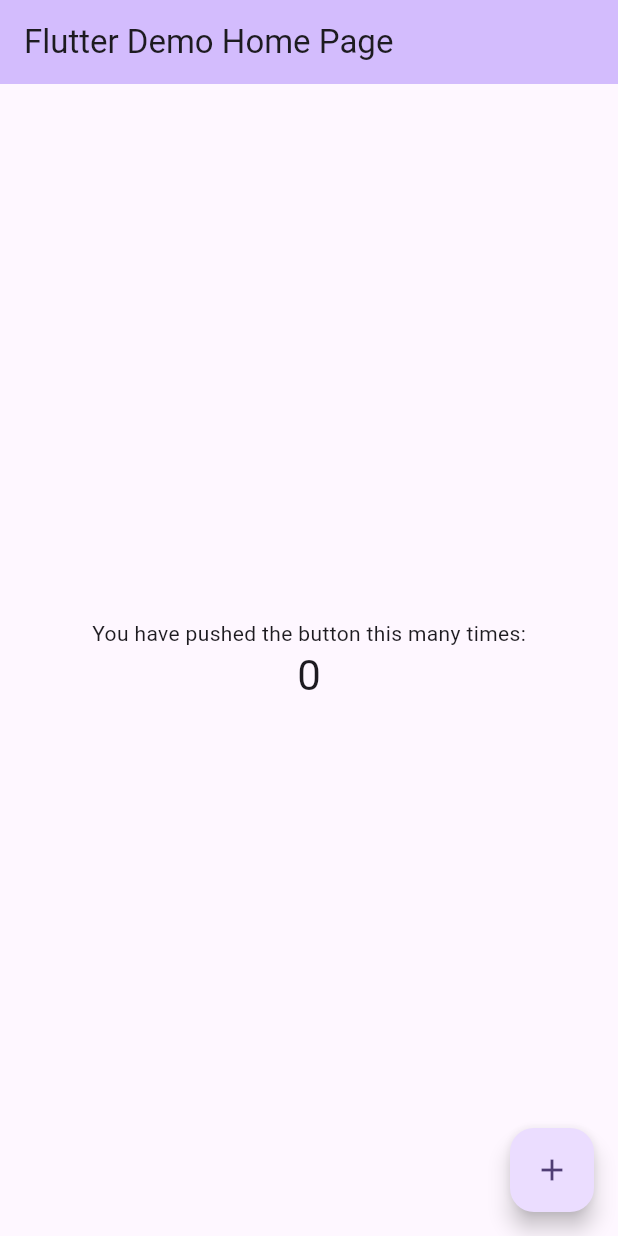
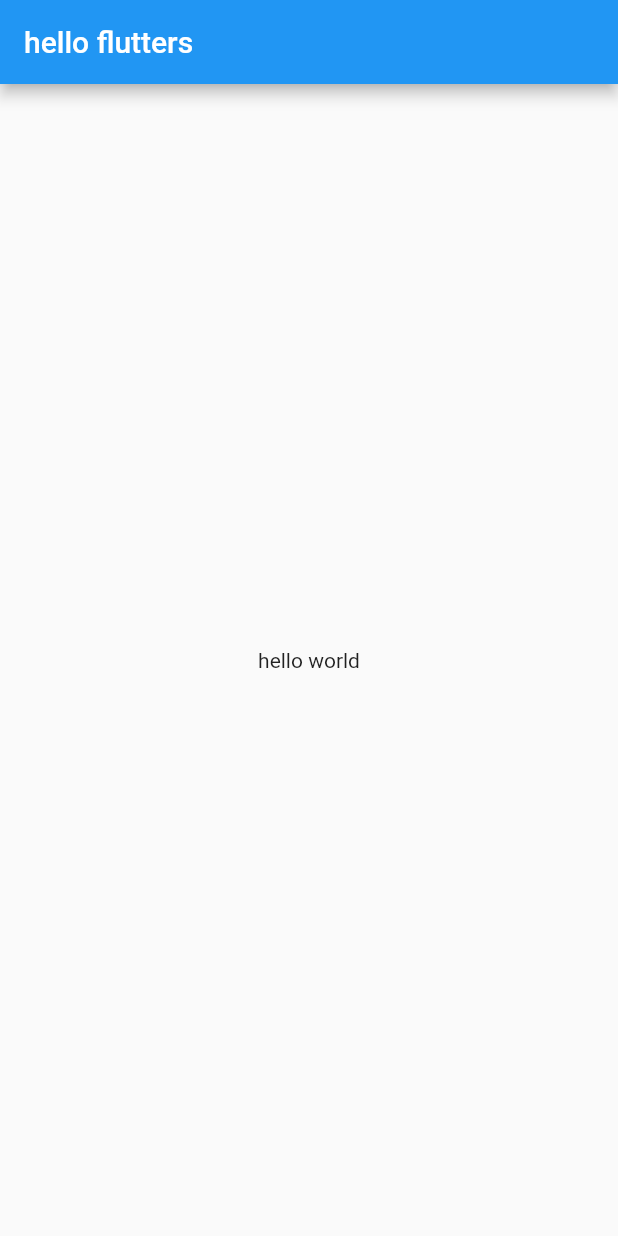
Before and after one commit to yanJuicy/card-ui, a Flutter app: the screen it shows after launch, on a phone screen of 412 x 824 dp. Run offline on Flutter 3.47's test engine with Material 2 defaults, Android fonts, the phone set to English and light mode, and no system bars.

Commit message:
Hello World

```diff
--- a/lib/main.dart
+++ b/lib/main.dart
@@ -1,125 +1,20 @@
 import 'package:flutter/material.dart';
 
 void main() {
-  runApp(const MyApp());
+  runApp(App());
 }
 
-class MyApp extends StatelessWidget {
-  const MyApp({super.key});
-
-  // This widget is the root of your application.
+class App extends StatelessWidget {
   @override
   Widget build(BuildContext context) {
     return MaterialApp(
-      title: 'Flutter Demo',
-      theme: ThemeData(
-        // This is the theme of your application.
-        //
-        // TRY THIS: Try running your application with "flutter run". You'll see
-        // the application has a blue toolbar. Then, without quitting the app,
-        // try changing the seedColor in the colorScheme below to Colors.green
-        // and then invoke "hot reload" (save your changes or press the "hot
-        // reload" button in a Flutter-supported IDE, or press "r" if you used
-        // the command line to start the app).
-        //
-        // Notice that the counter didn't reset back to zero; the application
-        // state is not lost during the reload. To reset the state, use hot
-        // restart instead.
-        //
-        // This works for code too, not just values: Most code changes can be
-        // tested with just a hot reload.
-        colorScheme: ColorScheme.fromSeed(seedColor: Colors.deepPurple),
-        useMaterial3: true,
-      ),
-      home: const MyHomePage(title: 'Flutter Demo Home Page'),
+      home: Scaffold(
+          appBar: AppBar(
+            title: Text("hello flutters"),
+          ),
+          body: Center(
+            child: Text("hello world"),
+          )),
     );
   }
 }
-
-class MyHomePage extends StatefulWidget {
-  const MyHomePage({super.key, required this.title});
-
-  // This widget is the home page of your application. It is stateful, meaning
-  // that it has a State object (defined below) that contains fields that affect
-  // how it looks.
-
-  // This class is the configuration for the state. It holds the values (in this
-  // case the title) provided by the parent (in this case the App widget) and
-  // used by the build method of the State. Fields in a Widget subclass are
-  // always marked "final".
-
-  final String title;
-
-  @override
-  State<MyHomePage> createState() => _MyHomePageState();
-}
-
-class _MyHomePageState extends State<MyHomePage> {
-  int _counter = 0;
-
-  void _incrementCounter() {
-    setState(() {
-      // This call to setState tells the Flutter framework that something has
-      // changed in this State, which causes it to rerun the build method below
-      // so that the display can reflect the updated values. If we changed
-      // _counter without calling setState(), then the build method would not be
-      // called again, and so nothing would appear to happen.
-      _counter++;
-    });
-  }
-
-  @override
-  Widget build(BuildContext context) {
-    // This method is rerun every time setState is called, for instance as done
-    // by the _incrementCounter method above.
-    //
-    // The Flutter framework has been optimized to make rerunning build methods
-    // fast, so that you can just rebuild anything that needs updating rather
-    // than having to individually change instances of widgets.
-    return Scaffold(
-      appBar: AppBar(
-        // TRY THIS: Try changing the color here to a specific color (to
-        // Colors.amber, perhaps?) and trigger a hot reload to see the AppBar
-        // change color while the other colors stay the same.
-        backgroundColor: Theme.of(context).colorScheme.inversePrimary,
-        // Here we take the value from the MyHomePage object that was created by
-        // the App.build method, and use it to set our appbar title.
-        title: Text(widget.title),
-      ),
-      body: Center(
-        // Center is a layout widget. It takes a single child and positions it
-        // in the middle of the parent.
-        child: Column(
-          // Column is also a layout widget. It takes a list of children and
-          // arranges them vertically. By default, it sizes itself to fit its
-          // children horizontally, and tries to be as tall as its parent.
-          //
-          // Column has various properties to control how it sizes itself and
-          // how it positions its children. Here we use mainAxisAlignment to
-          // center the children vertically; the main axis here is the vertical
-          // axis because Columns are vertical (the cross axis would be
-          // horizontal).
-          //
-          // TRY THIS: Invoke "debug painting" (choose the "Toggle Debug Paint"
-          // action in the IDE, or press "p" in the console), to see the
-          // wireframe for each widget.
-          mainAxisAlignment: MainAxisAlignment.center,
-          children: <Widget>[
-            const Text(
-              'You have pushed the button this many times:',
-            ),
-            Text(
-              '$_counter',
-              style: Theme.of(context).textTheme.headlineMedium,
-            ),
-          ],
-        ),
-      ),
-      floatingActionButton: FloatingActionButton(
-        onPressed: _incrementCounter,
-        tooltip: 'Increment',
-        child: const Icon(Icons.add),
-      ), // This trailing comma makes auto-formatting nicer for build methods.
-    );
-  }
-}
```
